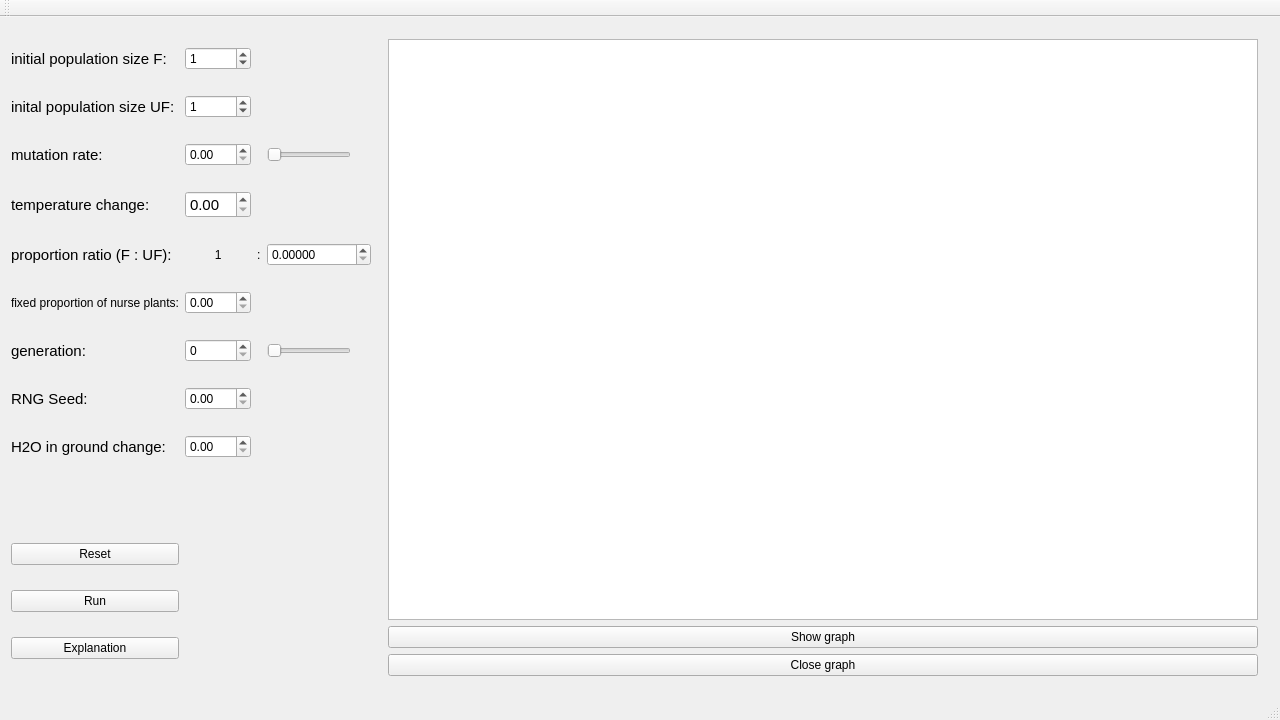
Above: mainwindow.ui from JeroenN/SpatialModel before the change. Below: the same form after it.
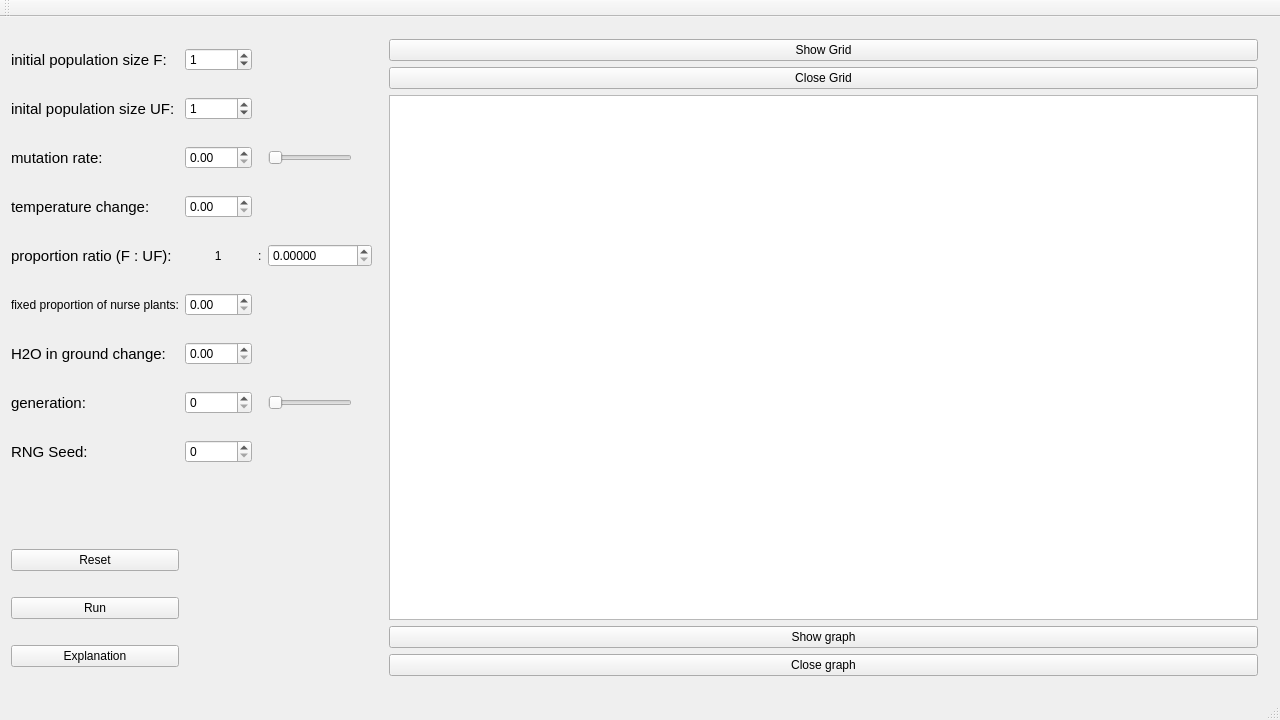
That is the form after the change.

Diff of the .ui file:
```diff
--- a/mainwindow.ui
+++ b/mainwindow.ui
@@ -20,9 +20,48 @@
    <layout class="QGridLayout" name="gridLayout_5">
     <item row="0" column="3">
      <widget class="QWidget" name="widget" native="true">
+      <property name="sizePolicy">
+       <sizepolicy hsizetype="Minimum" vsizetype="Preferred">
+        <horstretch>0</horstretch>
+        <verstretch>0</verstretch>
+       </sizepolicy>
+      </property>
       <layout class="QVBoxLayout" name="verticalLayout_3">
        <item>
-        <widget class="QTableWidget" name="tableWidget"/>
+        <widget class="QPushButton" name="pushButton_6">
+         <property name="sizePolicy">
+          <sizepolicy hsizetype="Minimum" vsizetype="Fixed">
+           <horstretch>0</horstretch>
+           <verstretch>0</verstretch>
+          </sizepolicy>
+         </property>
+         <property name="minimumSize">
+          <size>
+           <width>0</width>
+           <height>0</height>
+          </size>
+         </property>
+         <property name="text">
+          <string>Show Grid</string>
+         </property>
+        </widget>
+       </item>
+       <item>
+        <widget class="QPushButton" name="pushButton_7">
+         <property name="text">
+          <string>Close Grid</string>
+         </property>
+        </widget>
+       </item>
+       <item>
+        <widget class="QTableWidget" name="tableWidget">
+         <property name="minimumSize">
+          <size>
+           <width>300</width>
+           <height>300</height>
+          </size>
+         </property>
+        </widget>
        </item>
        <item>
         <widget class="QPushButton" name="pushButton">
@@ -62,18 +101,6 @@
         </property>
        </spacer>
       </item>
-      <item row="6" column="0">
-       <widget class="QLabel" name="label">
-        <property name="font">
-         <font>
-          <pointsize>11</pointsize>
-         </font>
-        </property>
-        <property name="text">
-         <string>generation:</string>
-        </property>
-       </widget>
-      </item>
       <item row="13" column="0">
        <widget class="QPushButton" name="pushButton_5">
         <property name="text">
@@ -81,42 +108,6 @@
         </property>
        </widget>
       </item>
-      <item row="5" column="0">
-       <widget class="QLabel" name="label_12">
-        <property name="font">
-         <font>
-          <pointsize>9</pointsize>
-         </font>
-        </property>
-        <property name="text">
-         <string>fixed proportion of nurse plants:</string>
-        </property>
-       </widget>
-      </item>
-      <item row="7" column="0">
-       <widget class="QLabel" name="label_11">
-        <property name="font">
-         <font>
-          <pointsize>11</pointsize>
-         </font>
-        </property>
-        <property name="text">
-         <string>RNG Seed:</string>
-        </property>
-       </widget>
-      </item>
-      <item row="8" column="0">
-       <widget class="QLabel" name="label_2">
-        <property name="font">
-         <font>
-          <pointsize>11</pointsize>
-         </font>
-        </property>
-        <property name="text">
-         <string>H2O in ground change:</string>
-        </property>
-       </widget>
-      </item>
       <item row="1" column="1">
        <widget class="QSpinBox" name="spinBox_2">
         <property name="maximum">
@@ -207,20 +198,17 @@
         </property>
        </widget>
       </item>
-      <item row="3" column="1">
-       <widget class="QDoubleSpinBox" name="doubleSpinBox_7">
-        <property name="font">
-         <font>
-          <pointsize>11</pointsize>
-         </font>
-        </property>
-       </widget>
-      </item>
       <item row="5" column="1">
        <widget class="QDoubleSpinBox" name="doubleSpinBox_3"/>
       </item>
-      <item row="7" column="1">
-       <widget class="QDoubleSpinBox" name="doubleSpinBox_4"/>
+      <item row="3" column="1">
+       <widget class="QDoubleSpinBox" name="doubleSpinBox_7">
+        <property name="font">
+         <font>
+          <pointsize>9</pointsize>
+         </font>
+        </property>
+       </widget>
       </item>
       <item row="4" column="0">
        <widget class="QLabel" name="label_14">
@@ -234,23 +222,6 @@
         </property>
        </widget>
       </item>
-      <item row="8" column="1">
-       <widget class="QDoubleSpinBox" name="doubleSpinBox_5"/>
-      </item>
-      <item row="11" column="0">
-       <widget class="QPushButton" name="pushButton_4">
-        <property name="text">
-         <string>Reset</string>
-        </property>
-       </widget>
-      </item>
-      <item row="6" column="1">
-       <widget class="QSpinBox" name="spinBox_3">
-        <property name="maximum">
-         <number>100</number>
-        </property>
-       </widget>
-      </item>
       <item row="2" column="1">
        <widget class="QDoubleSpinBox" name="spinBoxMutation">
         <property name="maximum">
@@ -258,6 +229,13 @@
         </property>
        </widget>
       </item>
+      <item row="11" column="0">
+       <widget class="QPushButton" name="pushButton_4">
+        <property name="text">
+         <string>Reset</string>
+        </property>
+       </widget>
+      </item>
       <item row="4" column="3">
        <widget class="QDoubleSpinBox" name="proportionRatioUF">
         <property name="decimals">
@@ -292,7 +270,69 @@
         </property>
        </widget>
       </item>
-      <item row="6" column="3">
+      <item row="5" column="0">
+       <widget class="QLabel" name="label_12">
+        <property name="font">
+         <font>
+          <pointsize>9</pointsize>
+         </font>
+        </property>
+        <property name="text">
+         <string>fixed proportion of nurse plants:</string>
+        </property>
+       </widget>
+      </item>
+      <item row="8" column="0">
+       <widget class="QLabel" name="label_11">
+        <property name="font">
+         <font>
+          <pointsize>11</pointsize>
+         </font>
+        </property>
+        <property name="text">
+         <string>RNG Seed:</string>
+        </property>
+       </widget>
+      </item>
+      <item row="8" column="1">
+       <widget class="QSpinBox" name="spinBox_4">
+        <property name="maximum">
+         <number>100000</number>
+        </property>
+       </widget>
+      </item>
+      <item row="7" column="0">
+       <widget class="QLabel" name="label">
+        <property name="font">
+         <font>
+          <pointsize>11</pointsize>
+         </font>
+        </property>
+        <property name="text">
+         <string>generation:</string>
+        </property>
+       </widget>
+      </item>
+      <item row="6" column="0">
+       <widget class="QLabel" name="label_2">
+        <property name="font">
+         <font>
+          <pointsize>11</pointsize>
+         </font>
+        </property>
+        <property name="text">
+         <string>H2O in ground change:</string>
+        </property>
+       </widget>
+      </item>
+      <item row="7" column="1">
+       <widget class="QSpinBox" name="spinBox_3">
+        <property name="maximum">
+         <number>100</number>
+        </property>
+       </widget>
+      </item>
+      <item row="7" column="3">
        <widget class="QSlider" name="horizontalSlider_2">
         <property name="sizePolicy">
          <sizepolicy hsizetype="Fixed" vsizetype="Fixed">
@@ -308,6 +348,9 @@
         </property>
        </widget>
       </item>
+      <item row="6" column="1">
+       <widget class="QDoubleSpinBox" name="doubleSpinBox_5"/>
+      </item>
      </layout>
     </item>
    </layout>
```
